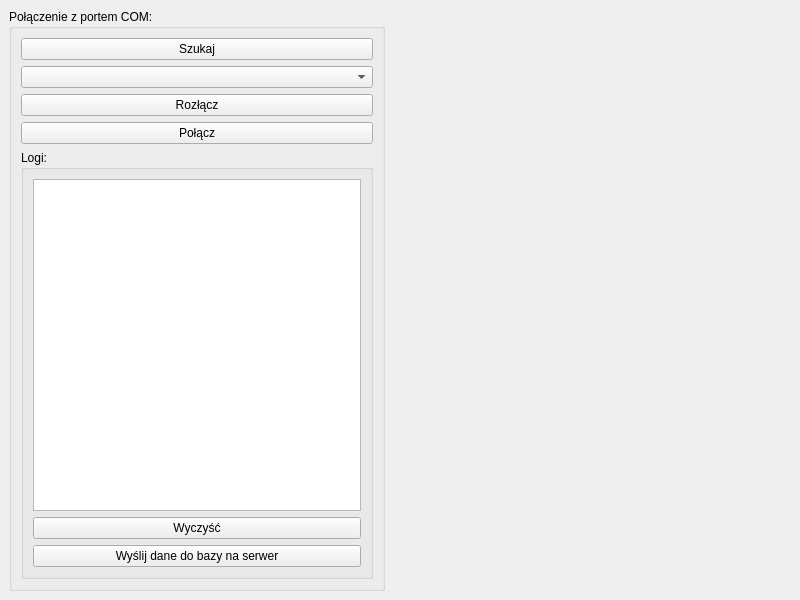
This is weatherstation.ui in miszczur/WeatherStation as Qt 5 draws it before an edit. The edited form follows.
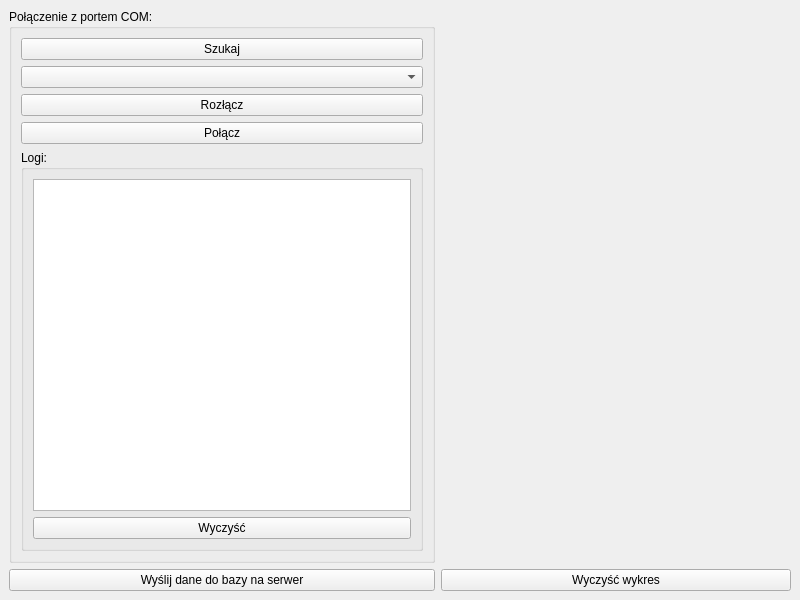
This is the edited form.

Patch:
```diff
--- a/weatherstation.ui
+++ b/weatherstation.ui
@@ -73,13 +73,6 @@
               </property>
              </widget>
             </item>
-            <item>
-             <widget class="QPushButton" name="pushButtonSendToDB">
-              <property name="text">
-               <string>Wyślij dane do bazy na serwer</string>
-              </property>
-             </widget>
-            </item>
            </layout>
           </widget>
          </item>
@@ -88,18 +81,29 @@
       </item>
      </layout>
     </item>
-    <item row="0" column="2">
-     <widget class="QWidget" name="widget" native="true">
+    <item row="0" column="3">
+     <widget class="QWidget" name="chartContainer" native="true">
       <property name="minimumSize">
        <size>
-        <width>400</width>
+        <width>350</width>
         <height>0</height>
        </size>
       </property>
      </widget>
     </item>
-    <item row="0" column="1">
-     <layout class="QHBoxLayout" name="horizontalLayout_2"/>
+    <item row="1" column="3">
+     <widget class="QPushButton" name="pushButtonClearChart">
+      <property name="text">
+       <string>Wyczyść wykres</string>
+      </property>
+     </widget>
+    </item>
+    <item row="1" column="0">
+     <widget class="QPushButton" name="pushButtonSendToDB">
+      <property name="text">
+       <string>Wyślij dane do bazy na serwer</string>
+      </property>
+     </widget>
     </item>
    </layout>
   </widget>
```
Left out of the diff: 3 changed lines with no effect on the pictures.
